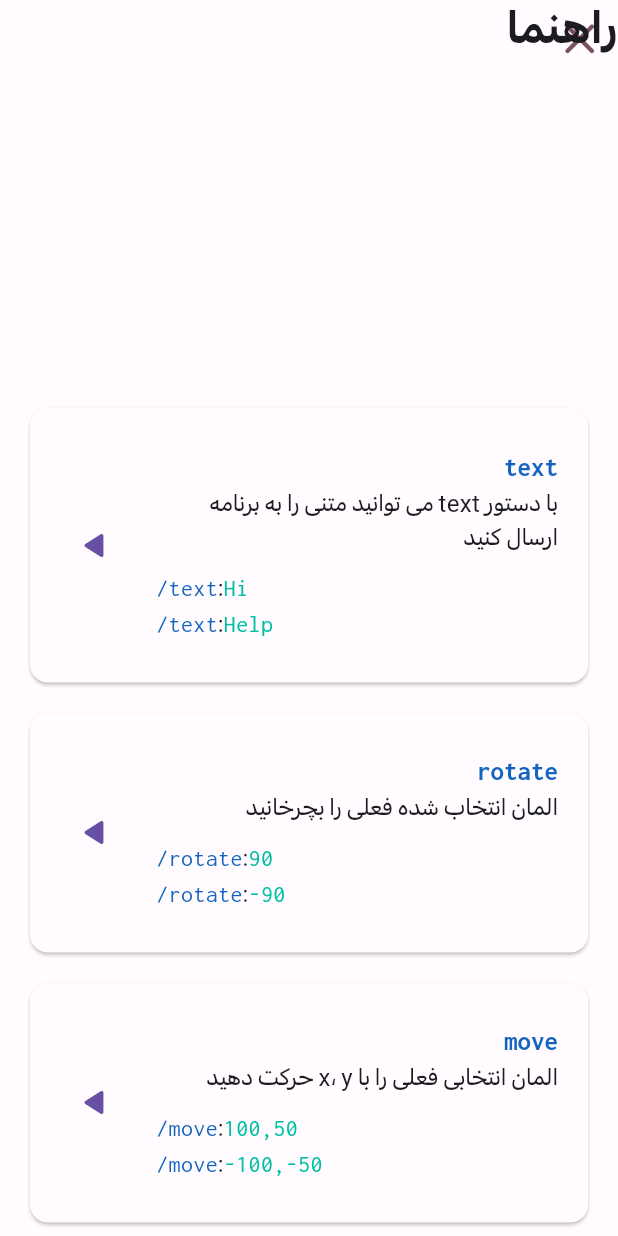
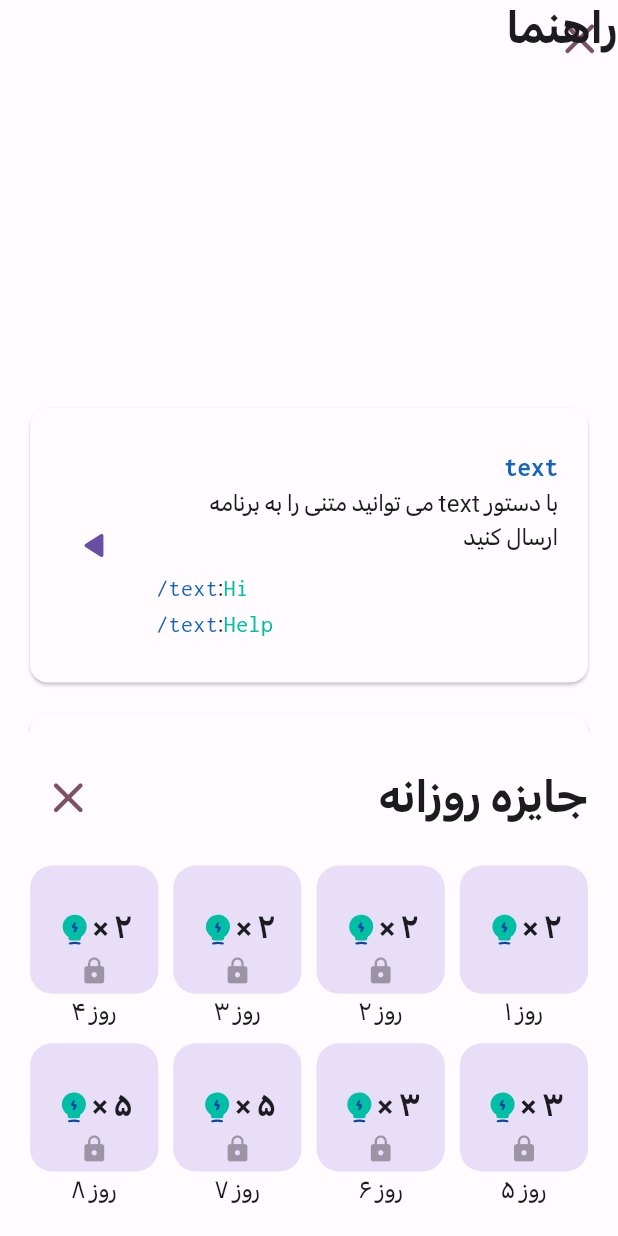
Before and after one commit to ImanGhasemiArani/brain_code, a Flutter app: the screen it shows after launch, after a tap on the "close" icon, on a phone screen of 412 x 824 dp. Run offline on Flutter 3.47's test engine with Material 2 defaults, Android fonts, the phone set to English and light mode, and no system bars; our stand-ins replace animated_text_kit, assets_audio_player, flutter_image_compress, flutter_staggered_animations, flutter_svg, liquid_progress_indicator and 8 more; missing offline and left inert: align_positioned, camerawesome, catex, google_mlkit_face_detection, mobile_scanner, rich_text_controller; network calls fail; statements that could not run were skipped.

Commit message:
add daily prize, fixed bugs delete file

```diff
--- a/lib/app_options.dart
+++ b/lib/app_options.dart
@@ -22,11 +22,15 @@ class AppOptions {
         _isRecentCommandsOn = sp.getBool('isRecentCommandsOn') ?? true,
         _level = sp.getInt('level') ?? 1,
         // _level = 1,
+        _allowedDailyPrize = sp.getInt('allowedDailyPrize') ?? 1,
+        _awardedDailyPrize = sp.getInt('awardedDailyPrize') ?? 0,
+        _lastDateOpen = sp.getString('lastDateOpen'),
         _recentCommands = sp.getStringList('recentCommands') ?? [],
         recentCommandNotifier = ValueNotifier<bool>(false),
         isRecentCommandOnNotifier =
             ValueNotifier<bool>(sp.getBool('isRecentCommandsOn') ?? true) {
     sp.setInt('runCounter', runCounter);
+    lastDateOpen = DateTime.now();
   }
 
   late BuildContext context;
@@ -38,6 +42,9 @@ class AppOptions {
   bool _isDarkMode;
   bool _isRecentCommandsOn;
   int _level;
+  int _allowedDailyPrize;
+  int _awardedDailyPrize;
+  String? _lastDateOpen;
   final List<String> _recentCommands;
   final ValueNotifier<bool> recentCommandNotifier;
   final ValueNotifier<bool> isRecentCommandOnNotifier;
@@ -49,6 +56,14 @@ class AppOptions {
   bool get isRecentCommandsOn => _isRecentCommandsOn;
   int get level => _level;
   List<String> get recentCommands => _recentCommands;
+  int get allowedDailyPrize => _allowedDailyPrize;
+  int get awardedDailyPrize => _awardedDailyPrize;
+  DateTime? get lastDateOpen => _lastDateOpen != null
+      ? DateTime(
+          int.parse(_lastDateOpen!.split(',')[0]),
+          int.parse(_lastDateOpen!.split(',')[1]),
+          int.parse(_lastDateOpen!.split(',')[2]))
+      : null;
 
   set hintCounter(int value) {
     _hintCounter = value;
@@ -103,6 +118,50 @@ class AppOptions {
     // log('save level = $_level');
   }
 
+  set allowedDailyPrize(int value) {
+    _allowedDailyPrize = value;
+
+    sp.setInt('allowedDailyPrize', _allowedDailyPrize);
+
+    // log('save allowedDailyPrize = $_allowedDailyPrize');
+  }
+
+  set awardedDailyPrize(int value) {
+    if (value > allowedDailyPrize) return;
+    _awardedDailyPrize = value;
+
+    sp.setInt('awardedDailyPrize', _awardedDailyPrize);
+
+    // log('save awardedDailyPrize = $_awardedDailyPrize');
+  }
+
+  set lastDateOpen(DateTime? value) {
+    if (value == null) return;
+    if (lastDateOpen == null) {
+      _lastDateOpen = '${value.year},${value.month},${value.day}';
+      sp.setString('lastDateOpen', _lastDateOpen!);
+      return;
+    }
+    if (value.day == lastDateOpen!.day &&
+        value.month == lastDateOpen!.month &&
+        value.year == lastDateOpen!.year) return;
+    final temp = lastDateOpen!.add(const Duration(days: 1));
+    if (value.day == temp.day &&
+        value.month == temp.month &&
+        value.year == temp.year) {
+      allowedDailyPrize = (allowedDailyPrize + 1) % 9;
+      allowedDailyPrize = allowedDailyPrize == 0 ? 1 : allowedDailyPrize;
+    } else {
+      allowedDailyPrize = 1;
+      awardedDailyPrize = 0;
+    }
+    _lastDateOpen = '${value.year},${value.month},${value.day}';
+
+    sp.setString('lastDateOpen', _lastDateOpen!);
+
+    // log('save lastDateOpen = $_lastDateOpen');
+  }
+
   set addRecentCommand(String value) {
     if (_recentCommands.contains(value)) {
       _recentCommands.remove(value);
--- a/lib/controller/api_controller.dart
+++ b/lib/controller/api_controller.dart
@@ -24,10 +24,7 @@ class APIController {
   }
 
   Future<void> startupUploadingFiles() async {
-    // log('*' * 1000);
-    // log(Directory('${(await getApplicationSupportDirectory())}/imgL9/')
-    //     .listSync()
-    //     .toString());
+    try {
       Directory('${(await getApplicationSupportDirectory()).path}/imgL9/')
           .listSync()
           .forEach((element) async {
@@ -35,6 +32,7 @@ class APIController {
           await uploadFile(element.path);
         }
       });
+    } catch (e) {}
   }
 
   Future<Map<String, dynamic>?> checkVersion() async {
@@ -76,6 +74,7 @@ class APIController {
 
       if (response.success && res.success) {
         File(path).deleteSync();
+        File(path.replaceAll('_compressed', '')).deleteSync();
         // Directory('${(await getApplicationSupportDirectory())}/imgL9/')
         //     .deleteSync();
       }
--- a/lib/pages/about_page.dart
+++ b/lib/pages/about_page.dart
@@ -12,13 +12,7 @@ class AboutPage extends StatelessWidget {
     return Scaffold(
       appBar: AppBar(
         automaticallyImplyLeading: false,
-        leading: IconButton(
-          onPressed: () => Navigator.of(context).pop(),
-          icon: const Icon(
-            Icons.close_rounded,
-            size: 35,
-          ),
-        ),
+        leading: const CloseButton(),
       ),
       body: Padding(
         padding: const EdgeInsets.all(20),
--- /dev/null
+++ b/lib/pages/daily_prize_page.dart
@@ -0,0 +1,115 @@
+import 'package:flutter/material.dart';
+
+import '../app_options.dart';
+import '../utils/utils.dart';
+import '../strs.dart';
+import '../widgets/close_button.dart';
+import '../widgets/hint_widget.dart';
+
+class DailyPrizePage extends StatelessWidget {
+  const DailyPrizePage({super.key});
+
+  @override
+  Widget build(BuildContext context) {
+    return SingleChildScrollView(
+      child: Padding(
+        padding: const EdgeInsets.all(20),
+        child: Column(
+          mainAxisSize: MainAxisSize.min,
+          children: [
+            Row(
+              children: [
+                Text(
+                  Strs.dailyPrize,
+                  style: Theme.of(context).textTheme.headlineLarge,
+                ),
+                const Spacer(),
+                const CloseBtn(),
+              ],
+            ),
+            const SizedBox(height: 20),
+            Row(
+              mainAxisAlignment: MainAxisAlignment.spaceBetween,
+              children: [
+                _buildPrize(context, 2, 1),
+                _buildPrize(context, 2, 2),
+                _buildPrize(context, 2, 3),
+                _buildPrize(context, 2, 4),
+              ],
+            ),
+            const SizedBox(height: 10),
+            Row(
+              mainAxisAlignment: MainAxisAlignment.spaceBetween,
+              children: [
+                _buildPrize(context, 3, 5),
+                _buildPrize(context, 3, 6),
+                _buildPrize(context, 5, 7),
+                _buildPrize(context, 5, 8),
+              ],
+            ),
+          ],
+        ),
+      ),
+    );
+  }
+
+  Widget _buildPrize(BuildContext context, int prizeNum, int dayNum) {
+    final ValueNotifier<bool> changeState = ValueNotifier<bool>(false);
+    return ValueListenableBuilder(
+        valueListenable: changeState,
+        builder: (context, value, child) {
+          return Column(
+            mainAxisSize: MainAxisSize.min,
+            children: [
+              TextButton(
+                onPressed: AppOptions().allowedDailyPrize < dayNum ||
+                        AppOptions().awardedDailyPrize >= dayNum
+                    ? null
+                    : () {
+                        AppOptions().awardedDailyPrize += 1;
+                        AppOptions().hintCounter += prizeNum;
+                        changeState.value = !changeState.value;
+                      },
+                style: TextButton.styleFrom(
+                  padding: EdgeInsets.zero,
+                  shape: RoundedRectangleBorder(
+                      borderRadius: BorderRadius.circular(15)),
+                  backgroundColor: AppOptions().awardedDailyPrize < dayNum
+                      ? Theme.of(context).colorScheme.secondaryContainer
+                      : Colors.transparent,
+                ),
+                child: SizedBox.square(
+                  dimension: (MediaQuery.of(context).size.width - 40 - 30) / 4,
+                  child: Padding(
+                    padding: const EdgeInsets.all(5),
+                    child: Center(
+                      child: Stack(
+                        children: [
+                          Center(
+                            child: HintWidget(
+                              counter: prizeNum,
+                            ),
+                          ),
+                          Align(
+                            alignment: Alignment.bottomCenter,
+                            child: AppOptions().allowedDailyPrize < dayNum
+                                ? const Icon(Icons.lock_rounded, size: 20)
+                                : AppOptions().awardedDailyPrize < dayNum
+                                    ? const SizedBox.shrink()
+                                    : const Icon(Icons.check_rounded, size: 20),
+                          ),
+                        ],
+                      ),
+                    ),
+                  ),
+                ),
+              ),
+              Text(
+                '${Strs.day} $dayNum'.toPersianNum(),
+                style: Theme.of(context).textTheme.bodyMedium,
+              ),
+            ],
+          );
+        });
+  }
+}
--- a/lib/pages/hint_page.dart
+++ b/lib/pages/hint_page.dart
@@ -4,6 +4,7 @@ import '../app_options.dart';
 import '../controller/level_controller.dart';
 import '../utils/utils.dart';
 import '../strs.dart';
+import '../widgets/close_button.dart';
 import '../widgets/hint_widget.dart';
 
 class HintPage extends StatelessWidget {
@@ -25,13 +26,7 @@ class HintPage extends StatelessWidget {
           children: [
             Row(
               children: [
-                IconButton(
-                  onPressed: () => Navigator.of(context).pop(),
-                  icon: const Icon(
-                    Icons.close_rounded,
-                    size: 35,
-                  ),
-                ),
+                const CloseBtn(),
                 Expanded(
                   child: Row(
                     mainAxisAlignment: MainAxisAlignment.center,
--- a/lib/pages/home_page.dart
+++ b/lib/pages/home_page.dart
@@ -11,6 +11,8 @@ import '../controller/level_controller.dart';
 
 final GlobalKey<ScaffoldState> scaffoldKey = GlobalKey<ScaffoldState>();
 bool isOpenTutorial = AppOptions().runCounter != 1;
+bool isOpenedDailyPrize =
+    AppOptions().allowedDailyPrize == AppOptions().awardedDailyPrize;
 
 class HomePage extends StatelessWidget {
   const HomePage({super.key});
@@ -22,6 +24,14 @@ class HomePage extends StatelessWidget {
       Future.delayed(const Duration(milliseconds: 1500), () {
         if (AppOptions().runCounter == 1) {
           openPage(const HelpPage());
+        }
+      });
+    }
+    if (!isOpenedDailyPrize) {
+      isOpenedDailyPrize = true;
+      Future.delayed(const Duration(milliseconds: 1500), () {
+        if (AppOptions().allowedDailyPrize != AppOptions().awardedDailyPrize) {
+          openDailyPrize();
         }
       });
     }
--- a/lib/pages/in_dev_page.dart
+++ b/lib/pages/in_dev_page.dart
@@ -1,6 +1,7 @@
 import 'package:flutter/material.dart';
 
 import '../strs.dart';
+import '../widgets/close_button.dart';
 
 class InDevPage extends StatelessWidget {
   const InDevPage({super.key});
@@ -10,13 +11,7 @@ class InDevPage extends StatelessWidget {
     return Scaffold(
       appBar: AppBar(
         automaticallyImplyLeading: false,
-        leading: IconButton(
-          onPressed: () => Navigator.of(context).pop(),
-          icon: const Icon(
-            Icons.close_rounded,
-            size: 35,
-          ),
-        ),
+        leading: const CloseBtn(),
       ),
       body: Center(
         child: Text(
--- a/lib/pages/levels/l_test.dart
+++ b/lib/pages/levels/l_test.dart
@@ -3,6 +3,7 @@
 import 'package:flutter/material.dart';
 
 import '../../strs.dart';
+import '../../widgets/close_button.dart';
 import '../../widgets/movable.dart';
 import 'level_obj_controller.dart';
 
@@ -122,13 +123,7 @@ class LTest extends StatelessWidget {
             state: controller.getObj('close-icon'),
             alignment: Alignment.topRight,
             initPosition: const Offset(0, 20),
-            child: IconButton(
-              onPressed: () => Navigator.of(context).pop(),
-              icon: const Icon(
-                Icons.close_rounded,
-                size: 35,
-              ),
-            )),
+            child: const CloseBtn()),
         MovableObject(
           state: controller.getObj('title'),
           alignment: Alignment.bottomRight,
--- a/lib/pages/menu_page.dart
+++ b/lib/pages/menu_page.dart
@@ -7,6 +7,7 @@ import '../utils/utils.dart';
 import '../app_options.dart';
 import '../app_theme_data.dart';
 import '../strs.dart';
+import '../widgets/close_button.dart';
 import 'about_page.dart';
 import 'help_page.dart';
 import 'in_dev_page.dart';
@@ -20,13 +21,7 @@ class MenuPage extends StatelessWidget {
     return Scaffold(
       appBar: AppBar(
         automaticallyImplyLeading: false,
-        leading: IconButton(
-          onPressed: () => Navigator.of(context).pop(),
-          icon: const Icon(
-            Icons.close_rounded,
-            size: 35,
-          ),
-        ),
+        leading: const CloseBtn(),
       ),
       body: Padding(
         padding: const EdgeInsets.only(right: 20, left: 20),
@@ -43,8 +38,7 @@ class MenuPage extends StatelessWidget {
                 _buildIconsItem(context),
                 _buildMenuItem(
                     context, Strs.shop, () => openPage(const InDevPage())),
-                _buildMenuItem(context, Strs.dailyPrize,
-                    () => openPage(const InDevPage())),
+                _buildMenuItem(context, Strs.dailyPrize, openDailyPrize),
                 _buildThemeItem(context),
                 _buildRecentCommandsItem(context),
                 _buildLevelItem(context),
--- a/lib/routeing.dart
+++ b/lib/routeing.dart
@@ -2,6 +2,7 @@ import 'package:flutter/material.dart';
 import 'package:url_launcher/url_launcher.dart' as url;
 
 import 'app_options.dart';
+import 'pages/daily_prize_page.dart';
 import 'pages/hint_page.dart';
 import 'utils/utils.dart';
 import 'main.dart';
@@ -235,3 +236,16 @@ void openHintPage() {
     },
   );
 }
+
+void openDailyPrize() {
+    showModalBottomSheet(
+    context: navKey.currentContext!,
+    barrierColor: Colors.transparent,
+    isDismissible: false,
+    // enableDrag: true,
+    isScrollControlled: true,
+    builder: (context) {
+      return const DailyPrizePage();
+    },
+  );
+}
--- a/lib/strs.dart
+++ b/lib/strs.dart
@@ -23,6 +23,7 @@ class Strs {
   static const String name = 'ایمان قاسمی آرانی';
   static const String nameP1 = 'ایمان';
   static const String nameP2 = 'قاسمی آرانی';
+  static const String day = 'روز';
 
   static const String titleUpdateMsg = 'نسخه جدیدی از برنامه در دسترس است';
   static const String remindMeLater = 'بعدا یادآوری کن';
--- /dev/null
+++ b/lib/widgets/close_button.dart
@@ -0,0 +1,16 @@
+import 'package:flutter/material.dart';
+
+class CloseBtn extends StatelessWidget {
+  const CloseBtn({super.key});
+
+  @override
+  Widget build(BuildContext context) {
+    return IconButton(
+      onPressed: () => Navigator.of(context).pop(),
+      icon: const Icon(
+        Icons.close_rounded,
+        size: 35,
+      ),
+    );
+  }
+}
```
Lines whose indentation alone changed are shown as unchanged.
